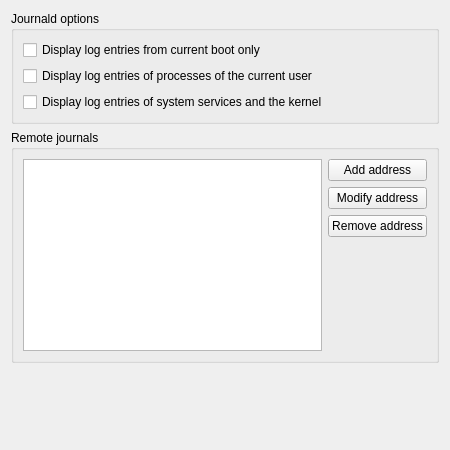
Old version of the form src/modes/journald/journaldConfigurationWidget.ui in the repository KDE/ksystemlog.
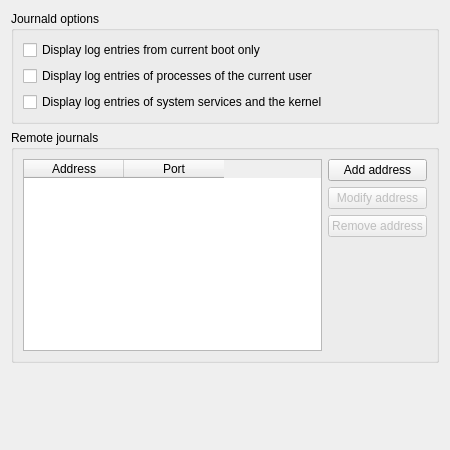
New version of the form.

Commit message: Journald remote list uses table widget.

The edit to the form file:
```diff
--- a/src/modes/journald/journaldConfigurationWidget.ui
+++ b/src/modes/journald/journaldConfigurationWidget.ui
@@ -48,7 +48,30 @@
      </property>
      <layout class="QHBoxLayout" name="horizontalLayout">
       <item>
-       <widget class="QListWidget" name="remoteJournalsListWidget"/>
+       <widget class="QTableWidget" name="remoteJournalsListWidget">
+        <property name="editTriggers">
+         <set>QAbstractItemView::NoEditTriggers</set>
+        </property>
+        <property name="selectionMode">
+         <enum>QAbstractItemView::SingleSelection</enum>
+        </property>
+        <property name="selectionBehavior">
+         <enum>QAbstractItemView::SelectRows</enum>
+        </property>
+        <attribute name="verticalHeaderVisible">
+         <bool>false</bool>
+        </attribute>
+        <column>
+         <property name="text">
+          <string>Address</string>
+         </property>
+        </column>
+        <column>
+         <property name="text">
+          <string>Port</string>
+         </property>
+        </column>
+       </widget>
       </item>
       <item>
        <layout class="QGridLayout" name="buttonsGridLayout">
@@ -74,6 +97,9 @@
         </item>
         <item row="2" column="0">
          <widget class="QPushButton" name="removeAddressButton">
+          <property name="enabled">
+           <bool>false</bool>
+          </property>
           <property name="text">
            <string>Remove address</string>
           </property>
@@ -81,6 +107,9 @@
         </item>
         <item row="1" column="0">
          <widget class="QPushButton" name="modifyAddressButton">
+          <property name="enabled">
+           <bool>false</bool>
+          </property>
           <property name="text">
            <string>Modify address</string>
           </property>
```
The commit also changes 2 other files.
